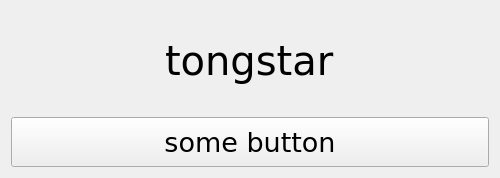
Before: the Qt Designer form Qt/QtWidget.Project/mainwindow.ui in tongmon/desktop-client-practice, drawn with Qt 5.
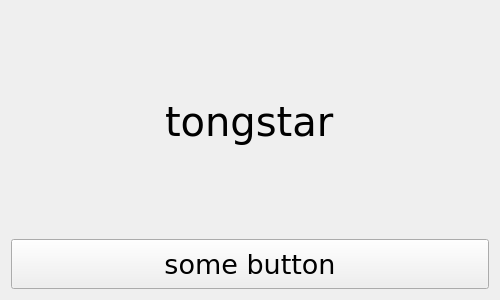
After: the same form once the commit is applied.

Patch:
```diff
--- a/Qt/QtWidget.Project/mainwindow.ui
+++ b/Qt/QtWidget.Project/mainwindow.ui
@@ -7,7 +7,7 @@
     <x>0</x>
     <y>0</y>
     <width>500</width>
-    <height>178</height>
+    <height>300</height>
    </rect>
   </property>
   <property name="minimumSize">
@@ -32,6 +32,9 @@
       <property name="text">
        <string>tongstar</string>
       </property>
+      <property name="wordWrap">
+       <bool>true</bool>
+      </property>
      </widget>
     </item>
     <item>
@@ -51,6 +54,9 @@
       <property name="text">
        <string>some button</string>
       </property>
+      <property name="flat">
+       <bool>false</bool>
+      </property>
      </widget>
     </item>
    </layout>
```
